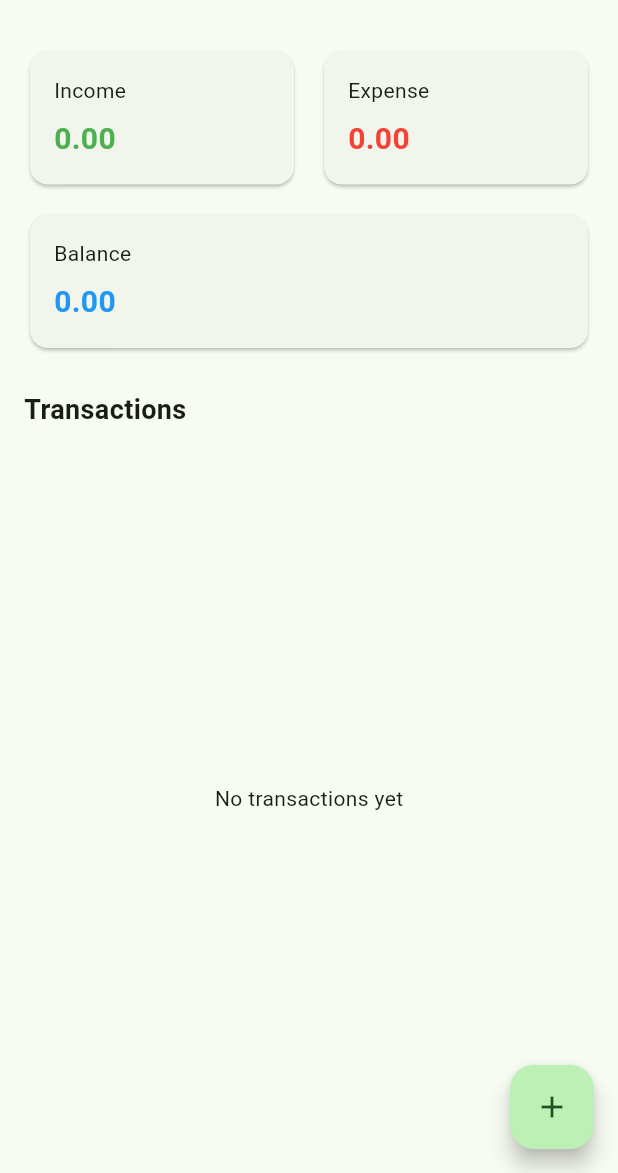
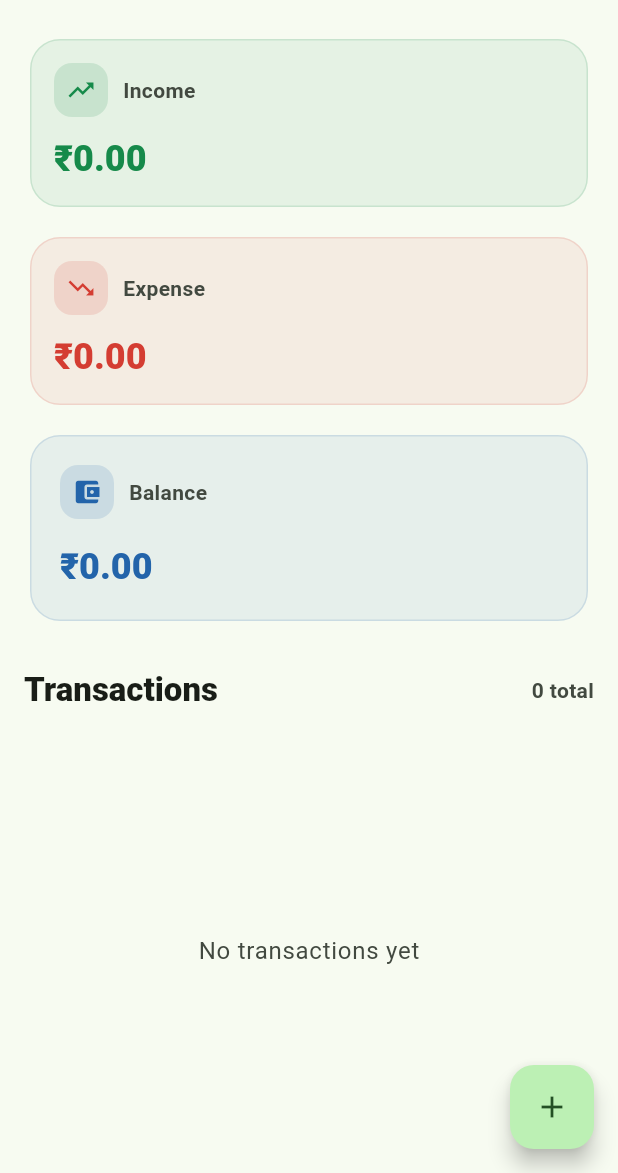
Before and after one commit to RiyaSingh-77/money_buddy, a Flutter app: the screen it shows after launch, on a phone screen of 412 x 824 dp, the part 63-1236 px from its top. Run offline on Flutter 3.47's test engine with Material 3 defaults, Android fonts, the phone set to English and light mode, and no system bars; our stand-ins replace fl_chart, hive, hive_flutter; accounts and stored records are empty.

Commit message:
Improved UI for home screen

```diff
--- a/lib/screens/home_screen.dart
+++ b/lib/screens/home_screen.dart
@@ -4,17 +4,6 @@ import 'package:provider/provider.dart';
 import '../models/transaction_model.dart';
 import '../providers/transaction_provider.dart';
 import 'add_transaction_screen.dart';
-
-// Before using this file, make sure Provider is installed:
-// flutter pub add provider
-//
-// This file should be placed at:
-// lib/screens/home_screen.dart
-//
-// It depends on:
-// lib/models/transaction_model.dart
-// lib/providers/transaction_provider.dart
-// lib/screens/add_transaction_screen.dart
 
 // HomeScreen is a StatelessWidget because the transaction data comes from Provider.
 // The screen itself does not need to own local state.
@@ -30,6 +19,7 @@ class HomeScreen extends StatelessWidget {
         // Gets all transactions from the provider.
         final transactions = transactionProvider.transactions;
 
+        // Calculates total income by filtering income transactions and adding their amounts.
         final totalIncome = transactions
             .where((transaction) => transaction.type == TransactionType.income)
             .fold<double>(
@@ -37,6 +27,7 @@ class HomeScreen extends StatelessWidget {
               (total, transaction) => total + transaction.amount,
             );
 
+        // Calculates total expense by filtering expense transactions and adding their amounts.
         final totalExpense = transactions
             .where((transaction) => transaction.type == TransactionType.expense)
             .fold<double>(
@@ -44,11 +35,17 @@ class HomeScreen extends StatelessWidget {
               (total, transaction) => total + transaction.amount,
             );
 
+        // Balance is income minus expense.
         final balance = totalIncome - totalExpense;
 
         return Scaffold(
+          backgroundColor: Theme.of(context).colorScheme.surface,
           appBar: AppBar(
             title: const Text('Money Buddy'),
+            centerTitle: false,
+            elevation: 0,
+            backgroundColor: Theme.of(context).colorScheme.surface,
+            foregroundColor: Theme.of(context).colorScheme.onSurface,
           ),
 
           floatingActionButton: FloatingActionButton(
@@ -65,50 +62,97 @@ class HomeScreen extends StatelessWidget {
 
           body: SafeArea(
             child: Padding(
-              padding: const EdgeInsets.all(16),
+              padding: const EdgeInsets.fromLTRB(16, 8, 16, 0),
               child: Column(
                 crossAxisAlignment: CrossAxisAlignment.stretch,
                 children: [
-                  Row(
-                    children: [
-                      Expanded(
-                        child: _SummaryCard(
-                          title: 'Income',
-                          amount: totalIncome,
-                          color: Colors.green,
-                        ),
-                      ),
-                      const SizedBox(width: 12),
-                      Expanded(
-                        child: _SummaryCard(
-                          title: 'Expense',
-                          amount: totalExpense,
-                          color: Colors.red,
-                        ),
-                      ),
-                    ],
+                  LayoutBuilder(
+                    builder: (context, constraints) {
+                      final useTwoColumns = constraints.maxWidth >= 520;
+
+                      final incomeCard = _SummaryCard(
+                        title: 'Income',
+                        amount: totalIncome,
+                        icon: Icons.trending_up,
+                        color: const Color(0xFF168A4A),
+                      );
+
+                      final expenseCard = _SummaryCard(
+                        title: 'Expense',
+                        amount: totalExpense,
+                        icon: Icons.trending_down,
+                        color: const Color(0xFFD43D32),
+                      );
+
+                      if (useTwoColumns) {
+                        return Row(
+                          children: [
+                            Expanded(child: incomeCard),
+                            const SizedBox(width: 12),
+                            Expanded(child: expenseCard),
+                          ],
+                        );
+                      }
+
+                      return Column(
+                        children: [
+                          incomeCard,
+                          const SizedBox(height: 12),
+                          expenseCard,
+                        ],
+                      );
+                    },
                   ),
                   const SizedBox(height: 12),
                   _SummaryCard(
                     title: 'Balance',
                     amount: balance,
-                    color: balance >= 0 ? Colors.blue : Colors.orange,
+                    icon: Icons.account_balance_wallet,
+                    color: balance >= 0
+                        ? const Color(0xFF2364AA)
+                        : const Color(0xFFE07828),
+                    isLarge: true,
                   ),
-                  const SizedBox(height: 24),
-                  const Text(
-                    'Transactions',
-                    style: TextStyle(
-                      fontSize: 18,
-                      fontWeight: FontWeight.bold,
-                    ),
+                  const SizedBox(height: 28),
+                  Row(
+                    mainAxisAlignment: MainAxisAlignment.spaceBetween,
+                    children: [
+                      Text(
+                        'Transactions',
+                        style:
+                            Theme.of(context).textTheme.titleLarge?.copyWith(
+                                  fontWeight: FontWeight.w800,
+                                ),
+                      ),
+                      Text(
+                        '${transactions.length} total',
+                        style: Theme.of(context).textTheme.bodyMedium?.copyWith(
+                              color: Theme.of(context)
+                                  .colorScheme
+                                  .onSurfaceVariant,
+                              fontWeight: FontWeight.w600,
+                            ),
+                      ),
+                    ],
                   ),
                   const SizedBox(height: 12),
                   Expanded(
                     child: transactions.isEmpty
-                        ? const Center(
-                            child: Text('No transactions yet'),
+                        ? Center(
+                            child: Text(
+                              'No transactions yet',
+                              style: Theme.of(context)
+                                  .textTheme
+                                  .bodyLarge
+                                  ?.copyWith(
+                                    color: Theme.of(context)
+                                        .colorScheme
+                                        .onSurfaceVariant,
+                                  ),
+                            ),
                           )
                         : ListView.builder(
+                            padding: const EdgeInsets.only(bottom: 96),
                             itemCount: transactions.length,
                             itemBuilder: (context, index) {
                               final transaction = transactions[index];
@@ -129,33 +173,69 @@ class HomeScreen extends StatelessWidget {
   }
 }
 
+// This private widget displays one summary value, like income, expense, or balance.
 class _SummaryCard extends StatelessWidget {
   const _SummaryCard({
     required this.title,
     required this.amount,
+    required this.icon,
     required this.color,
+    this.isLarge = false,
   });
 
   final String title;
   final double amount;
+  final IconData icon;
   final Color color;
+  final bool isLarge;
 
   @override
   Widget build(BuildContext context) {
     return Card(
+      elevation: 0,
+      color: color.withOpacity(0.08),
+      shape: RoundedRectangleBorder(
+        borderRadius: BorderRadius.circular(20),
+        side: BorderSide(
+          color: color.withOpacity(0.14),
+        ),
+      ),
       child: Padding(
-        padding: const EdgeInsets.all(16),
+        padding: EdgeInsets.all(isLarge ? 20 : 16),
         child: Column(
           crossAxisAlignment: CrossAxisAlignment.start,
           children: [
-            Text(title),
-            const SizedBox(height: 8),
+            Row(
+              children: [
+                Container(
+                  width: 36,
+                  height: 36,
+                  decoration: BoxDecoration(
+                    color: color.withOpacity(0.14),
+                    borderRadius: BorderRadius.circular(12),
+                  ),
+                  child: Icon(
+                    icon,
+                    color: color,
+                    size: 20,
+                  ),
+                ),
+                const SizedBox(width: 10),
+                Text(
+                  title,
+                  style: Theme.of(context).textTheme.bodyMedium?.copyWith(
+                        color: Theme.of(context).colorScheme.onSurfaceVariant,
+                        fontWeight: FontWeight.w700,
+                      ),
+                ),
+              ],
+            ),
+            SizedBox(height: isLarge ? 16 : 12),
             Text(
-              amount.toStringAsFixed(2),
-              style: TextStyle(
+              '₹${amount.toStringAsFixed(2)}',
+              style: Theme.of(context).textTheme.headlineSmall?.copyWith(
                 color: color,
-                fontSize: 20,
-                fontWeight: FontWeight.bold,
+                fontWeight: FontWeight.w900,
               ),
             ),
           ],
@@ -165,6 +245,7 @@ class _SummaryCard extends StatelessWidget {
   }
 }
 
+// This private widget displays one transaction row in the ListView.
 class _TransactionTile extends StatelessWidget {
   const _TransactionTile({
     required this.transaction,
@@ -175,25 +256,47 @@ class _TransactionTile extends StatelessWidget {
   @override
   Widget build(BuildContext context) {
     final isIncome = transaction.type == TransactionType.income;
+    final color = isIncome ? const Color(0xFF168A4A) : const Color(0xFFD43D32);
 
     return Card(
+      elevation: 0,
+      margin: const EdgeInsets.only(bottom: 10),
+      color: Theme.of(context).colorScheme.surfaceContainerHighest,
+      shape: RoundedRectangleBorder(
+        borderRadius: BorderRadius.circular(18),
+      ),
       child: ListTile(
+        contentPadding: const EdgeInsets.symmetric(
+          horizontal: 14,
+          vertical: 8,
+        ),
         leading: CircleAvatar(
-          backgroundColor: isIncome ? Colors.green : Colors.red,
+          radius: 22,
+          backgroundColor: color.withOpacity(0.14),
           child: Icon(
             isIncome ? Icons.arrow_downward : Icons.arrow_upward,
-            color: Colors.white,
+            color: color,
           ),
         ),
-        title: Text(transaction.title),
+        title: Text(
+          transaction.title,
+          maxLines: 1,
+          overflow: TextOverflow.ellipsis,
+          style: Theme.of(context).textTheme.titleMedium?.copyWith(
+                fontWeight: FontWeight.w800,
+              ),
+        ),
         subtitle: Text(
           '${transaction.date.day}/${transaction.date.month}/${transaction.date.year} • ${isIncome ? 'Income' : 'Expense'}',
+          style: Theme.of(context).textTheme.bodyMedium?.copyWith(
+                color: Theme.of(context).colorScheme.onSurfaceVariant,
+              ),
         ),
         trailing: Text(
-          '${isIncome ? '+' : '-'}${transaction.amount.toStringAsFixed(2)}',
-          style: TextStyle(
-            color: isIncome ? Colors.green : Colors.red,
-            fontWeight: FontWeight.bold,
+          '${isIncome ? '+' : '-'}₹${transaction.amount.toStringAsFixed(2)}',
+          style: Theme.of(context).textTheme.titleSmall?.copyWith(
+            color: color,
+            fontWeight: FontWeight.w900,
           ),
         ),
       ),
```
